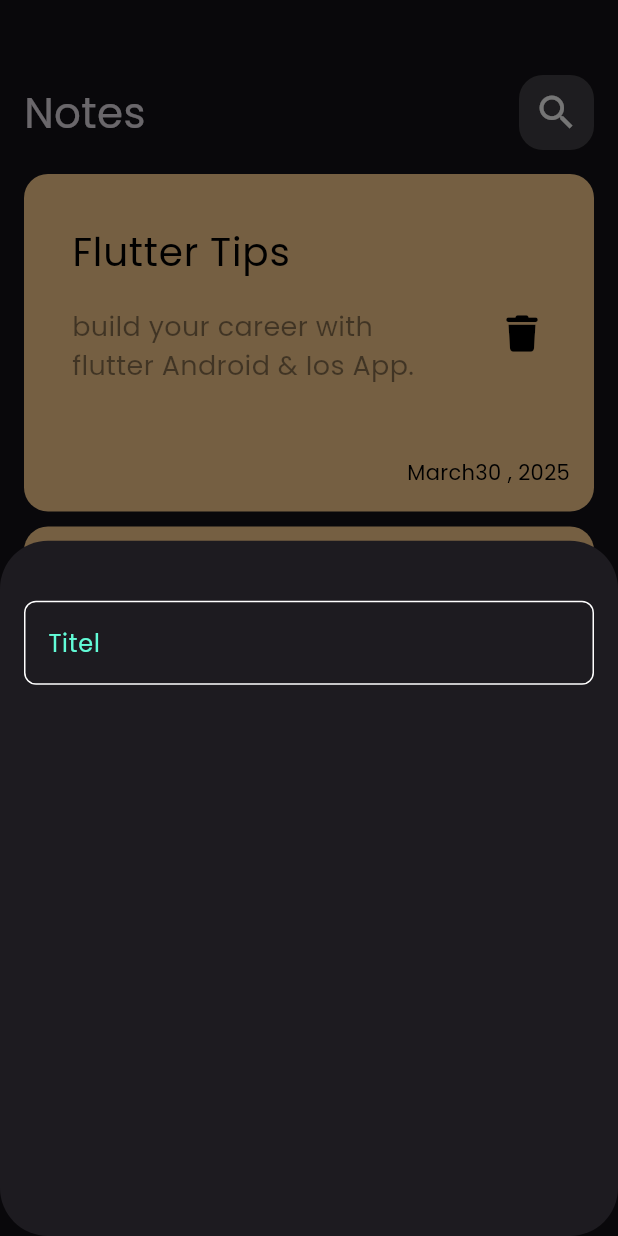
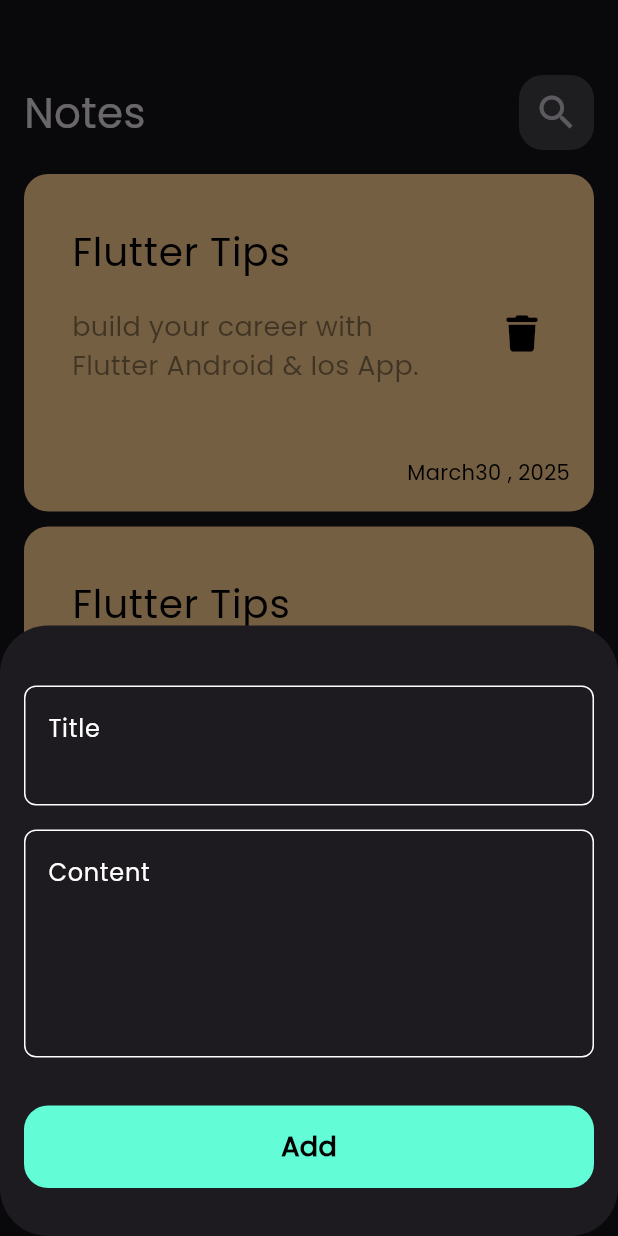
Before and after one commit to ramyMeg/notes_app, a Flutter app: the screen it shows after launch, after a tap on the "add" icon, on a phone screen of 412 x 824 dp. Run offline on Flutter 3.47's test engine with Material 3 defaults, Android fonts, the phone set to English and light mode, and no system bars; our stand-ins replace font_awesome_flutter.

Commit message:
Creat edit note view and Add custom app bar

```diff
--- a/lib/main.dart
+++ b/lib/main.dart
@@ -11,6 +11,7 @@ class NotesApp extends StatelessWidget {
   @override
   Widget build(BuildContext context) {
     return MaterialApp(
+      debugShowCheckedModeBanner: false,
       theme: ThemeData(brightness: Brightness.dark, fontFamily: 'Poppins'),
       home: NotesView(),
     );
--- a/lib/views/add_Note_Buttom_sheet.dart
+++ b/lib/views/add_Note_Buttom_sheet.dart
@@ -1,5 +1,7 @@
 import 'package:flutter/material.dart';
+//import 'package:notes_app/constants.dart';
 import 'package:notes_app/views/custom_text_field.dart';
+import 'package:notes_app/views/widgets/custom_button.dart';
 
 class AddNoteBottomSheet extends StatelessWidget {
   const AddNoteBottomSheet({super.key});
@@ -7,8 +9,20 @@ class AddNoteBottomSheet extends StatelessWidget {
   @override
   Widget build(BuildContext context) {
     return Padding(
-      padding: EdgeInsets.symmetric(horizontal: 16),
-      child: Column(children: [SizedBox(height: 40), CustomTextField()]),
+      padding: const EdgeInsets.symmetric(horizontal: 16),
+      child: SingleChildScrollView(
+        child: Column(
+          children: const [
+            SizedBox(height: 40),
+            CustomTextField(hint: 'Title', maxlines: 2),
+            SizedBox(height: 16),
+            CustomTextField(hint: 'Content', maxlines: 5),
+            SizedBox(height: 32),
+            CustomButton(),
+            SizedBox(height: 32),
+          ],
+        ),
+      ),
     );
   }
 }
--- a/lib/views/custom_text_field.dart
+++ b/lib/views/custom_text_field.dart
@@ -2,15 +2,23 @@ import 'package:flutter/material.dart';
 import 'package:notes_app/constants.dart';
 
 class CustomTextField extends StatelessWidget {
-  const CustomTextField({super.key});
+  const CustomTextField({
+    super.key,
+    required this.hint,
+    required this.maxlines,
+  });
 
+  final String hint;
+  final int maxlines;
   @override
   Widget build(BuildContext context) {
     return TextField(
       cursorColor: kPrimaryColor,
+      maxLines: maxlines,
       decoration: InputDecoration(
-        hintText: 'Titel',
-        hintStyle: const TextStyle(color: kPrimaryColor),
+        hintText: hint,
+
+        hintStyle: const TextStyle(color: Colors.white),
         border: buildBorder(),
         enabledBorder: buildBorder(),
         focusedBorder: buildBorder(kPrimaryColor),
--- a/lib/views/widgets/custom_app_bar.dart
+++ b/lib/views/widgets/custom_app_bar.dart
@@ -2,15 +2,17 @@ import 'package:flutter/material.dart';
 import 'package:notes_app/views/widgets/custom_icon.dart';
 
 class CustomAppBar extends StatelessWidget {
-  const CustomAppBar({super.key});
+  const CustomAppBar({super.key, required this.title, required this.icon});
 
+  final String title;
+  final IconData icon;
   @override
   Widget build(BuildContext context) {
     return Row(
-      children: const [
-        Text('Notes', style: TextStyle(fontSize: 28)),
-        Spacer(),
-        CustomSearchIcon(),
+      mainAxisAlignment: MainAxisAlignment.spaceBetween,
+      children:  [
+        Text(title, style:const TextStyle(fontSize: 28)),
+        CustomIcon(icon: icon,),
       ],
     );
   }
--- /dev/null
+++ b/lib/views/widgets/custom_button.dart
@@ -0,0 +1,28 @@
+import 'package:flutter/material.dart';
+import 'package:notes_app/constants.dart';
+
+class CustomButton extends StatelessWidget {
+  const CustomButton({super.key});
+
+  @override
+  Widget build(BuildContext context) {
+    return Container(
+      width: MediaQuery.of(context).size.width,
+      height: 55,
+      decoration: BoxDecoration(
+        color: kPrimaryColor,
+        borderRadius: BorderRadius.circular(16),
+      ),
+      child: const Center(
+        child: Text(
+          'Add',
+          style: TextStyle(
+            color: Colors.black,
+            fontSize: 18,
+            fontWeight: FontWeight.bold,
+          ),
+        ),
+      ),
+    );
+  }
+}
--- a/lib/views/widgets/custom_icon.dart
+++ b/lib/views/widgets/custom_icon.dart
@@ -1,8 +1,9 @@
 import 'package:flutter/material.dart';
 
-class CustomSearchIcon extends StatelessWidget {
-  const CustomSearchIcon({super.key});
+class CustomIcon extends StatelessWidget {
+  const CustomIcon({super.key, required this.icon});
 
+  final IconData icon;
   @override
   Widget build(BuildContext context) {
     return Container(
@@ -13,7 +14,7 @@ class CustomSearchIcon extends StatelessWidget {
         borderRadius: BorderRadius.circular(16),
       ),
 
-      child: Center(child: Icon(Icons.search, size: 30)),
+      child: IconButton(onPressed: () {}, icon: Icon(icon, size: 30)),
     );
   }
 }
--- a/lib/views/widgets/custom_note_item.dart
+++ b/lib/views/widgets/custom_note_item.dart
@@ -1,12 +1,19 @@
 import 'package:flutter/material.dart';
 import 'package:font_awesome_flutter/font_awesome_flutter.dart';
+import 'package:notes_app/views/widgets/edit_note_view.dart';
 
 class NoteItem extends StatelessWidget {
   const NoteItem({super.key});
 
   @override
   Widget build(BuildContext context) {
-    return Container(
+    return GestureDetector(
+      onTap: (){
+        Navigator.push(context, MaterialPageRoute(builder: (context){
+          return const EditNoteView();
+        }),);
+      },
+      child: Container(
         padding: const EdgeInsets.only(top: 24, bottom: 16, right: 0, left: 16),
         decoration: BoxDecoration(
           color: const Color.fromARGB(255, 255, 207, 144),
@@ -23,7 +30,7 @@ class NoteItem extends StatelessWidget {
               subtitle: Padding(
                 padding: const EdgeInsets.only(top: 18.0, bottom: 40),
                 child: Text(
-                'build your career with flutter Android & Ios App.',
+                  'build your career with Flutter Android & Ios App.',
                   style: TextStyle(color: Colors.black45, fontSize: 18),
                 ),
               ),
@@ -42,6 +49,7 @@ class NoteItem extends StatelessWidget {
             ),
           ],
         ),
+      ),
     );
   }
 }
--- /dev/null
+++ b/lib/views/widgets/edit_note_view.dart
@@ -0,0 +1,13 @@
+import 'package:flutter/material.dart';
+import 'package:notes_app/views/widgets/edit_note_view_body.dart';
+
+class EditNoteView extends StatelessWidget {
+  const EditNoteView({super.key});
+
+  @override
+  Widget build(BuildContext context) {
+    return  Scaffold(
+      body: EditNoteViewBody(),
+    );
+  }
+}
--- /dev/null
+++ b/lib/views/widgets/edit_note_view_body.dart
@@ -0,0 +1,18 @@
+import 'package:flutter/material.dart';
+import 'package:notes_app/views/widgets/custom_app_bar.dart';
+
+class EditNoteViewBody extends StatelessWidget {
+  const EditNoteViewBody({super.key});
+
+  @override
+  Widget build(BuildContext context) {
+    return  Padding(
+      padding: const EdgeInsets.symmetric(horizontal: 24.0),
+      child: Column(
+        children:const [SizedBox(height: 50),
+          CustomAppBar(title: 'Edit Note', icon: Icons.check,),
+        ],
+      ),
+    );
+  }
+}
--- a/lib/views/widgets/notes_view_body.dart
+++ b/lib/views/widgets/notes_view_body.dart
@@ -1,6 +1,6 @@
 import 'package:flutter/material.dart';
 import 'package:notes_app/views/widgets/custom_app_bar.dart';
-import 'package:notes_app/views/widgets/custom_note_item.dart';
+//import 'package:notes_app/views/widgets/custom_note_item.dart';
 import 'package:notes_app/views/widgets/notes_list_view.dart';
 //import 'package:font_awesome_flutter/font_awesome_flutter.dart';
 
@@ -14,7 +14,7 @@ class NotesViewBody extends StatelessWidget {
       child: Column(
         children: const [
           SizedBox(height: 50),
-          CustomAppBar(),
+          CustomAppBar(title: 'Notes', icon: Icons.search,),
           Expanded(
             child: NotesListView(),
           ), // expandend good with coulum and row
```
Lines whose indentation alone changed are shown as unchanged.
